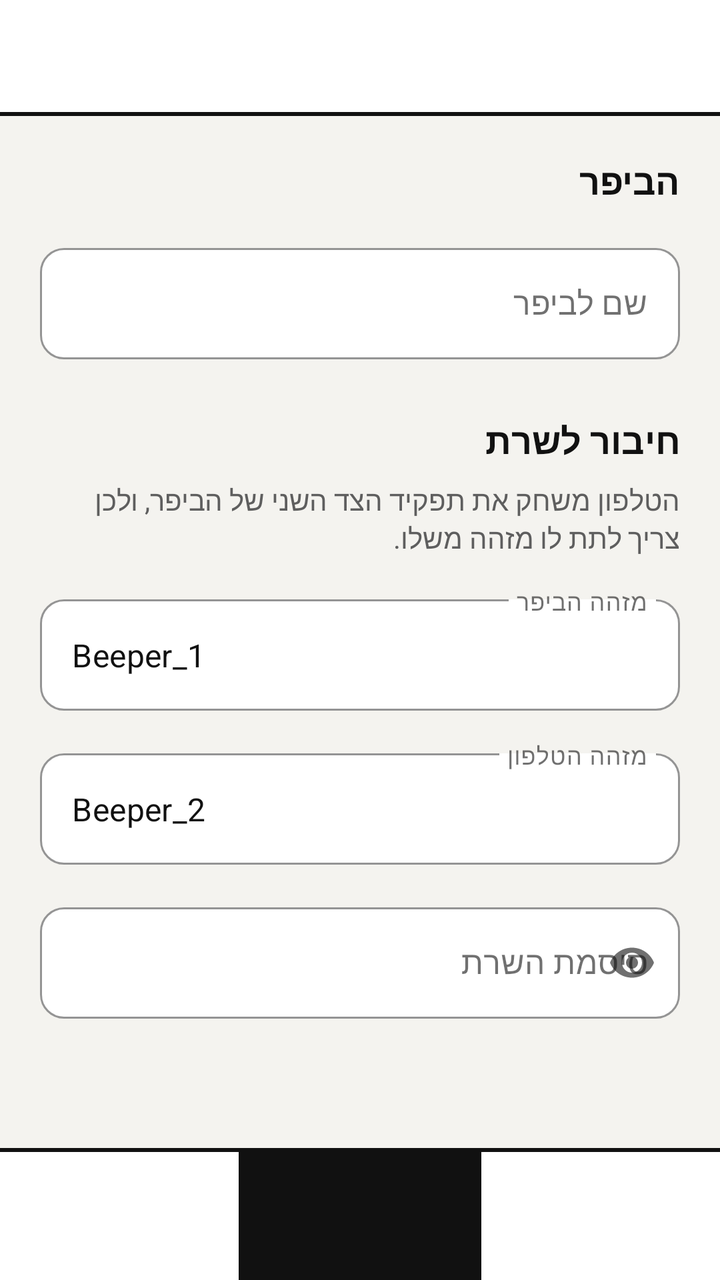
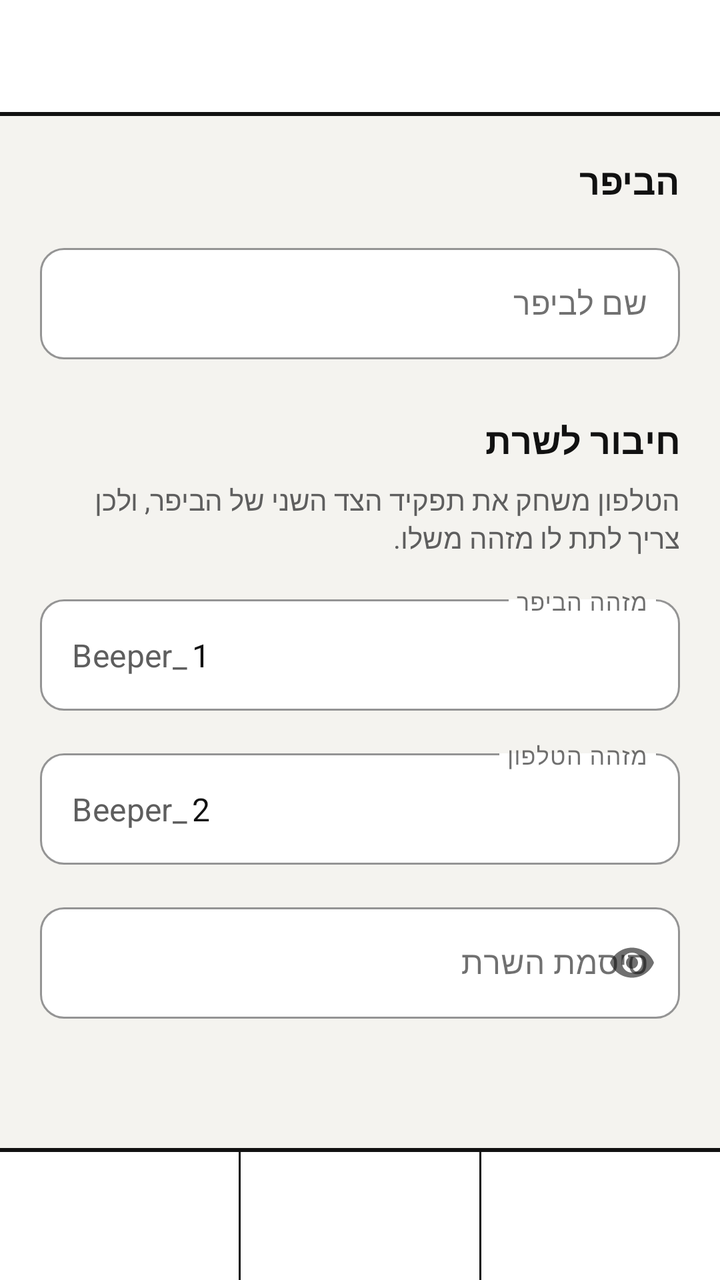

Screens rendered from an Android XML layout before and after an edit, with the pre-edit source and the edit as a unified diff.
<!-- AndroidManifest.xml: application theme Theme.EbeepMobile -->
<!-- res/layout/activity_add_beeper.xml -->
<?xml version="1.0" encoding="utf-8"?>
<LinearLayout xmlns:android="http://schemas.android.com/apk/res/android"
    xmlns:app="http://schemas.android.com/apk/res-auto"
    android:id="@+id/root"
    android:layout_width="match_parent"
    android:layout_height="match_parent"
    android:orientation="vertical">

    <include layout="@layout/view_toolbar" />

    <ScrollView
        android:layout_width="match_parent"
        android:layout_height="0dp"
        android:layout_weight="1">

        <LinearLayout
            android:layout_width="match_parent"
            android:layout_height="wrap_content"
            android:orientation="vertical"
            android:padding="@dimen/space_screen">

            <TextView
                android:layout_width="match_parent"
                android:layout_height="wrap_content"
                android:layout_marginBottom="@dimen/space_item"
                android:text="@string/add_section_beeper"
                android:textAppearance="@style/TextAppearance.Ebeep.Heading" />

            <com.google.android.material.textfield.TextInputLayout
                android:id="@+id/layoutNickname"
                style="@style/AppTextInput"
                android:layout_width="match_parent"
                android:layout_height="wrap_content"
                android:hint="@string/add_nickname">

                <com.google.android.material.textfield.TextInputEditText
                    android:id="@+id/editNickname"
                    android:textAlignment="viewStart"
                    android:layout_width="match_parent"
                    android:layout_height="wrap_content"
                    android:inputType="text" />
            </com.google.android.material.textfield.TextInputLayout>

            <TextView
                android:layout_width="match_parent"
                android:layout_height="wrap_content"
                android:layout_marginTop="@dimen/space_section"
                android:text="@string/add_section_server"
                android:textAppearance="@style/TextAppearance.Ebeep.Heading" />

            <TextView
                android:layout_width="match_parent"
                android:layout_height="wrap_content"
                android:layout_marginTop="@dimen/space_small"
                android:layout_marginBottom="@dimen/space_item"
                android:text="@string/add_server_hint"
                android:textAppearance="@style/TextAppearance.Ebeep.Caption" />

            <com.google.android.material.textfield.TextInputLayout
                android:id="@+id/layoutBeeperId"
                style="@style/AppTextInput"
                android:layout_width="match_parent"
                android:layout_height="wrap_content"
                android:hint="@string/add_beeper_id">

                <com.google.android.material.textfield.TextInputEditText
                    android:id="@+id/editBeeperId"
                    android:textAlignment="viewStart"
                    android:layout_width="match_parent"
                    android:layout_height="wrap_content"
                    android:inputType="text"
                    android:text="@string/add_default_beeper_id" />
            </com.google.android.material.textfield.TextInputLayout>

            <com.google.android.material.textfield.TextInputLayout
                android:id="@+id/layoutPhoneId"
                style="@style/AppTextInput"
                android:layout_width="match_parent"
                android:layout_height="wrap_content"
                android:layout_marginTop="@dimen/space_item"
                android:hint="@string/add_phone_id">

                <com.google.android.material.textfield.TextInputEditText
                    android:id="@+id/editPhoneId"
                    android:textAlignment="viewStart"
                    android:layout_width="match_parent"
                    android:layout_height="wrap_content"
                    android:inputType="text"
                    android:text="@string/add_default_phone_id" />
            </com.google.android.material.textfield.TextInputLayout>

            <com.google.android.material.textfield.TextInputLayout
                android:id="@+id/layoutPassword"
                style="@style/AppTextInput"
                android:layout_width="match_parent"
                android:layout_height="wrap_content"
                android:layout_marginTop="@dimen/space_item"
                android:hint="@string/add_password"
                app:endIconMode="password_toggle">

                <com.google.android.material.textfield.TextInputEditText
                    android:id="@+id/editPassword"
                    android:textAlignment="viewStart"
                    android:layout_width="match_parent"
                    android:layout_height="wrap_content"
                    android:inputType="textPassword" />
            </com.google.android.material.textfield.TextInputLayout>

            <com.google.android.material.progressindicator.LinearProgressIndicator
                android:id="@+id/progress"
                android:layout_width="match_parent"
                android:layout_height="wrap_content"
                android:layout_marginTop="@dimen/space_section"
                android:indeterminate="true"
                android:visibility="gone"
                app:indicatorColor="@color/accent"
                app:trackColor="@color/divider" />

        </LinearLayout>
    </ScrollView>

    <include layout="@layout/view_soft_keys" />
</LinearLayout>
<!-- res/layout/view_toolbar.xml (included above) -->
<?xml version="1.0" encoding="utf-8"?>
<LinearLayout xmlns:android="http://schemas.android.com/apk/res/android"
    xmlns:tools="http://schemas.android.com/tools"
    android:layout_width="match_parent"
    android:layout_height="wrap_content"
    android:background="@color/surface"
    tools:ignore="Overdraw"
    android:orientation="vertical">

    <com.google.android.material.appbar.MaterialToolbar
        android:id="@+id/toolbar"
        style="@style/AppToolbar"
        android:layout_width="match_parent"
        android:layout_height="?attr/actionBarSize">

        
        <TextView
            android:id="@+id/txtConnection"
            android:layout_width="wrap_content"
            android:layout_height="wrap_content"
            android:layout_gravity="end|center_vertical"
            android:layout_marginEnd="@dimen/space_item"
            android:drawablePadding="6dp"
            android:textAppearance="@style/TextAppearance.Ebeep.Caption"
            android:visibility="gone"
            app:drawableStartCompat="@drawable/bg_status_dot"
            xmlns:app="http://schemas.android.com/apk/res-auto" />
    </com.google.android.material.appbar.MaterialToolbar>

    <View
        android:layout_width="match_parent"
        android:layout_height="@dimen/line_strong"
        android:background="@color/outline" />
</LinearLayout>
<!-- res/layout/view_soft_keys.xml (included above) -->
<?xml version="1.0" encoding="utf-8"?>
<LinearLayout xmlns:android="http://schemas.android.com/apk/res/android"
    xmlns:tools="http://schemas.android.com/tools"
    android:layout_width="match_parent"
    android:layout_height="wrap_content"
    android:background="@color/surface"
    tools:ignore="Overdraw"
    android:orientation="vertical">

    <View
        android:layout_width="match_parent"
        android:layout_height="@dimen/line_strong"
        android:background="@color/outline" />

    <LinearLayout
        android:layout_width="match_parent"
        android:layout_height="@dimen/soft_key_height"
        android:orientation="horizontal">

        <com.google.android.material.button.MaterialButton
            android:id="@+id/softKeyStart"
            style="@style/AppSoftKey"
            android:layout_width="0dp"
            android:layout_height="match_parent"
            android:layout_weight="1" />

        <View
            android:layout_width="@dimen/line_soft"
            android:layout_height="match_parent"
            android:background="@color/outline" />

        <com.google.android.material.button.MaterialButton
            android:id="@+id/softKeyCenter"
            style="@style/AppSoftKey.Primary"
            android:layout_width="0dp"
            android:layout_height="match_parent"
            android:layout_weight="1" />

        <View
            android:layout_width="@dimen/line_soft"
            android:layout_height="match_parent"
            android:background="@color/outline" />

        <com.google.android.material.button.MaterialButton
            android:id="@+id/softKeyEnd"
            style="@style/AppSoftKey"
            android:layout_width="0dp"
            android:layout_height="match_parent"
            android:layout_weight="1" />
    </LinearLayout>
</LinearLayout>
<!-- resources referenced by this layout -->
<resources>
  <color name="accent">#111111</color>
  <color name="divider">#DCDAD3</color>
  <color name="outline">#111111</color>
  <color name="surface">#FFFFFF</color>
  <dimen name="line_soft">1dp</dimen>
  <dimen name="line_strong">2dp</dimen>
  <dimen name="soft_key_height">64dp</dimen>
  <dimen name="space_item">16dp</dimen>
  <dimen name="space_screen">20dp</dimen>
  <dimen name="space_section">28dp</dimen>
  <dimen name="space_small">8dp</dimen>
  <string name="add_beeper_id">מזהה הביפר</string>
  <string name="add_default_beeper_id" translatable="false">Beeper_1</string>
  <string name="add_default_phone_id" translatable="false">Beeper_2</string>
  <string name="add_nickname">שם לביפר</string>
  <string name="add_password">סיסמת השרת</string>
  <string name="add_phone_id">מזהה הטלפון</string>
  <string name="add_section_beeper">הביפר</string>
  <string name="add_section_server">חיבור לשרת</string>
  <string name="add_server_hint">הטלפון משחק את תפקיד הצד השני של הביפר, ולכן צריך לתת לו מזהה משלו.</string>
  <style name="AppSoftKey" parent="Widget.MaterialComponents.Button.TextButton">
          <item name="android:textColor">@color/text_primary</item>
          <item name="iconTint">@color/text_primary</item>
          <item name="android:textAllCaps">false</item>
          <item name="android:textSize">16sp</item>
          <item name="android:textStyle">bold</item>
          <item name="android:letterSpacing">0</item>
          <item name="cornerRadius">0dp</item>
          <item name="android:insetTop">0dp</item>
          <item name="android:insetBottom">0dp</item>
          <item name="android:minHeight">@dimen/soft_key_height</item>
          <item name="iconGravity">textStart</item>
      </style>
  <style name="AppSoftKey.Primary">
          <item name="android:textColor">@color/on_accent</item>
          <item name="iconTint">@color/on_accent</item>
          <item name="backgroundTint">@color/accent</item>
      </style>
  <style name="TextAppearance.Ebeep.Caption" parent="TextAppearance.MaterialComponents.Caption">
          <item name="android:textSize">14sp</item>
          <item name="android:textColor">@color/text_secondary</item>
          <item name="android:letterSpacing">0</item>
      </style>
  <style name="Theme.EbeepMobile" parent="Base.Theme.EbeepMobile">
          <item name="android:windowLightStatusBar">true</item>
          <item name="android:windowLightNavigationBar" tools:targetApi="o_mr1">true</item>
      </style>
  <color name="offline">#9E9E9E</color>
  <dimen name="status_dot">10dp</dimen>
  <color name="text_primary">#111111</color>
  <color name="on_accent">#F4F3EF</color>
  <dimen name="corner_small">12dp</dimen>
  <style name="TextAppearance.Ebeep.ToolbarTitle" parent="TextAppearance.MaterialComponents.Headline6">
          <item name="android:textStyle">bold</item>
          <item name="android:textSize">20sp</item>
          <item name="android:letterSpacing">0</item>
      </style>
  <color name="text_secondary">#5E5E5E</color>
  <color name="accent_dark">#000000</color>
  <color name="background">#F4F3EF</color>
  <style name="AppSwitch" parent="Widget.MaterialComponents.CompoundButton.Switch">
          <item name="useMaterialThemeColors">false</item>
          <item name="thumbTint">@color/switch_thumb</item>
          <item name="trackTint">@color/switch_track</item>
      </style>
  <dimen name="touch_target">56dp</dimen>
  <dimen name="corner">16dp</dimen>
  <style name="AppDialogButton" parent="Widget.MaterialComponents.Button.TextButton.Dialog">
          <item name="android:textColor">@color/text_primary</item>
          <item name="android:textStyle">bold</item>
          <item name="android:textAllCaps">false</item>
      </style>
  <!-- unchanged entries left out for length: 9 -->
</resources>

<!-- the commit's change to res/layout/activity_add_beeper.xml (unified diff, before → after) -->
@@ -56,16 +56,21 @@
                 android:text="@string/add_server_hint"
                 android:textAppearance="@style/TextAppearance.Ebeep.Caption" />
 
+            
             <com.google.android.material.textfield.TextInputLayout
                 android:id="@+id/layoutBeeperId"
                 style="@style/AppTextInput"
+                android:layoutDirection="ltr"
+                app:prefixText="@string/add_id_prefix"
+                app:prefixTextColor="@color/text_secondary"
                 android:layout_width="match_parent"
                 android:layout_height="wrap_content"
                 android:hint="@string/add_beeper_id">
 
                 <com.google.android.material.textfield.TextInputEditText
                     android:id="@+id/editBeeperId"
-                    android:textAlignment="viewStart"
+                    android:textAlignment="textStart"
+                    android:textDirection="ltr"
                     android:layout_width="match_parent"
                     android:layout_height="wrap_content"
                     android:inputType="text"
@@ -75,6 +80,9 @@
             <com.google.android.material.textfield.TextInputLayout
                 android:id="@+id/layoutPhoneId"
                 style="@style/AppTextInput"
+                android:layoutDirection="ltr"
+                app:prefixText="@string/add_id_prefix"
+                app:prefixTextColor="@color/text_secondary"
                 android:layout_width="match_parent"
                 android:layout_height="wrap_content"
                 android:layout_marginTop="@dimen/space_item"
@@ -82,7 +90,8 @@
 
                 <com.google.android.material.textfield.TextInputEditText
                     android:id="@+id/editPhoneId"
-                    android:textAlignment="viewStart"
+                    android:textAlignment="textStart"
+                    android:textDirection="ltr"
                     android:layout_width="match_parent"
                     android:layout_height="wrap_content"
                     android:inputType="text"
@@ -100,7 +109,8 @@
 
                 <com.google.android.material.textfield.TextInputEditText
                     android:id="@+id/editPassword"
-                    android:textAlignment="viewStart"
+                    android:textAlignment="textStart"
+                    android:textDirection="ltr"
                     android:layout_width="match_parent"
                     android:layout_height="wrap_content"
                     android:inputType="textPassword" />
@@ -190,7 +200,7 @@
 
         <com.google.android.material.button.MaterialButton
             android:id="@+id/softKeyCenter"
-            style="@style/AppSoftKey.Primary"
+            style="@style/AppSoftKey"
             android:layout_width="0dp"
             android:layout_height="match_parent"
             android:layout_weight="1" />
<!-- resource entries referenced after the edit -->
@@ -12,8 +12,9 @@
   <dimen name="space_section">28dp</dimen>
   <dimen name="space_small">8dp</dimen>
   <string name="add_beeper_id">מזהה הביפר</string>
-  <string name="add_default_beeper_id" translatable="false">Beeper_1</string>
-  <string name="add_default_phone_id" translatable="false">Beeper_2</string>
+  <string name="add_default_beeper_id" translatable="false">1</string>
+  <string name="add_default_phone_id" translatable="false">2</string>
+  <string name="add_id_prefix" translatable="false">Beeper_</string>
   <string name="add_nickname">שם לביפר</string>
   <string name="add_password">סיסמת השרת</string>
   <string name="add_phone_id">מזהה הטלפון</string>
@@ -21,8 +22,10 @@
   <string name="add_section_server">חיבור לשרת</string>
   <string name="add_server_hint">הטלפון משחק את תפקיד הצד השני של הביפר, ולכן צריך לתת לו מזהה משלו.</string>
   <style name="AppSoftKey" parent="Widget.MaterialComponents.Button.TextButton">
-          <item name="android:textColor">@color/text_primary</item>
-          <item name="iconTint">@color/text_primary</item>
+          <item name="android:textColor">@color/soft_key_text</item>
+          <item name="iconTint">@color/soft_key_text</item>
+          <item name="backgroundTint">@color/soft_key_background</item>
+          <item name="rippleColor">@android:color/transparent</item>
           <item name="android:textAllCaps">false</item>
           <item name="android:textSize">16sp</item>
           <item name="android:textStyle">bold</item>
@@ -32,11 +35,6 @@
           <item name="android:insetBottom">0dp</item>
           <item name="android:minHeight">@dimen/soft_key_height</item>
           <item name="iconGravity">textStart</item>
-      </style>
-  <style name="AppSoftKey.Primary">
-          <item name="android:textColor">@color/on_accent</item>
-          <item name="iconTint">@color/on_accent</item>
-          <item name="backgroundTint">@color/accent</item>
       </style>
   <style name="TextAppearance.Ebeep.Caption" parent="TextAppearance.MaterialComponents.Caption">
           <item name="android:textSize">14sp</item>
